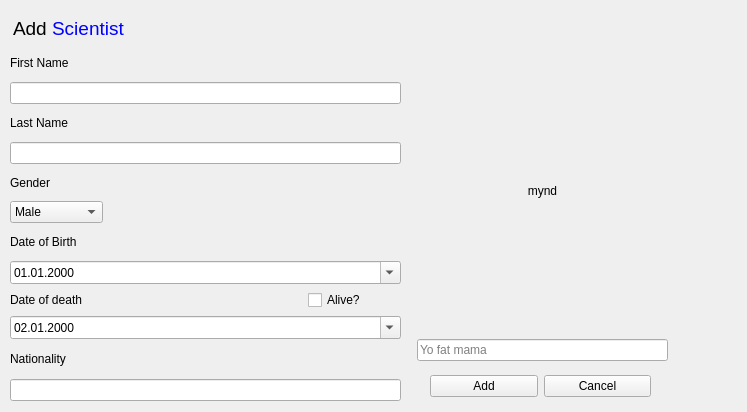
Old version of the form ui/scientistdialog.ui in the repository VLN-H7/Skil3.
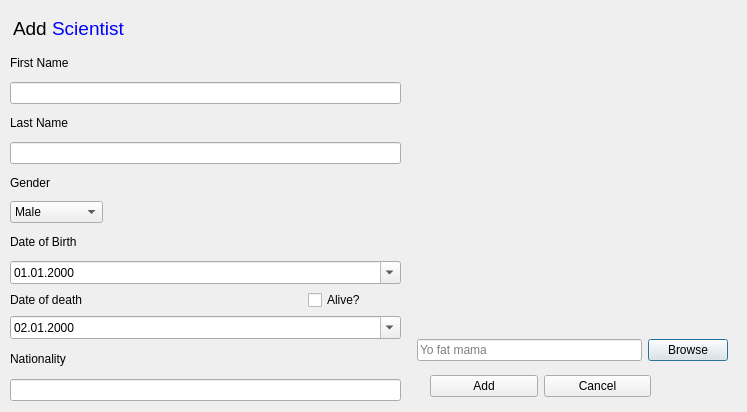
New version of the form.

Commit message: Added browse button

```diff
--- a/ui/scientistdialog.ui
+++ b/ui/scientistdialog.ui
@@ -223,18 +223,11 @@
     <rect>
      <x>417</x>
      <y>50</y>
-     <width>251</width>
+     <width>311</width>
      <height>311</height>
     </rect>
    </property>
    <layout class="QGridLayout" name="gridLayout_2">
-    <item row="0" column="0">
-     <widget class="QLabel" name="lblScientistImage">
-      <property name="text">
-       <string>&lt;html&gt;&lt;head/&gt;&lt;body&gt;&lt;p align=&quot;center&quot;&gt;mynd&lt;/p&gt;&lt;/body&gt;&lt;/html&gt;</string>
-      </property>
-     </widget>
-    </item>
     <item row="1" column="0">
      <widget class="QLineEdit" name="inputImage">
       <property name="placeholderText">
@@ -242,6 +235,20 @@
       </property>
      </widget>
     </item>
+    <item row="1" column="1">
+     <widget class="QPushButton" name="btnImageBrowse">
+      <property name="text">
+       <string>Browse</string>
+      </property>
+     </widget>
+    </item>
+    <item row="0" column="0" colspan="2">
+     <widget class="QLabel" name="lblScientistImage">
+      <property name="text">
+       <string/>
+      </property>
+     </widget>
+    </item>
    </layout>
   </widget>
  </widget>
```
The commit also changes 2 other files.
